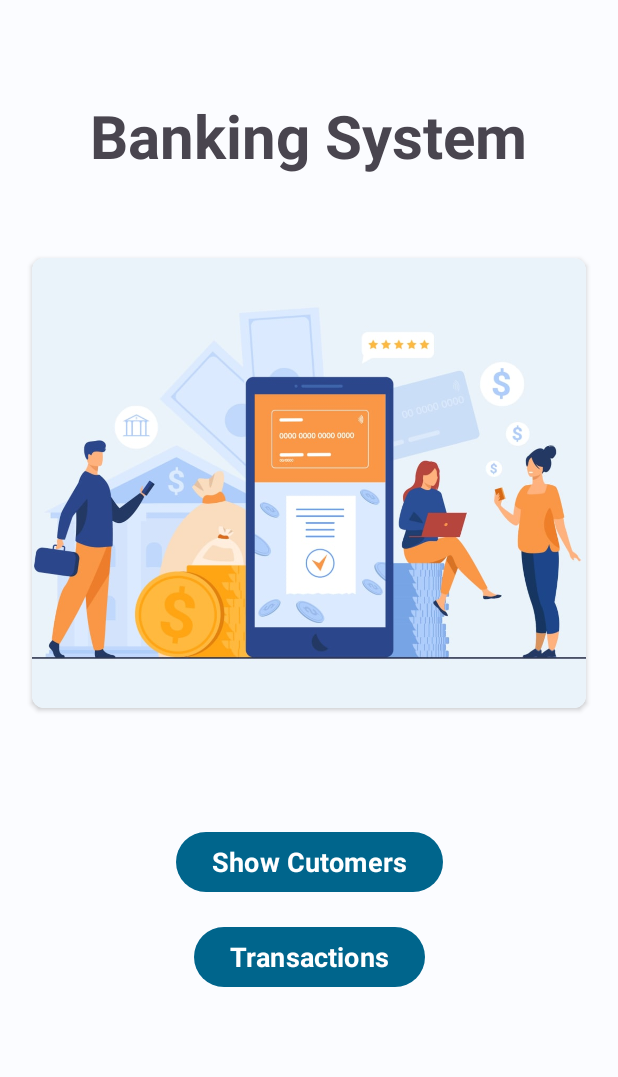
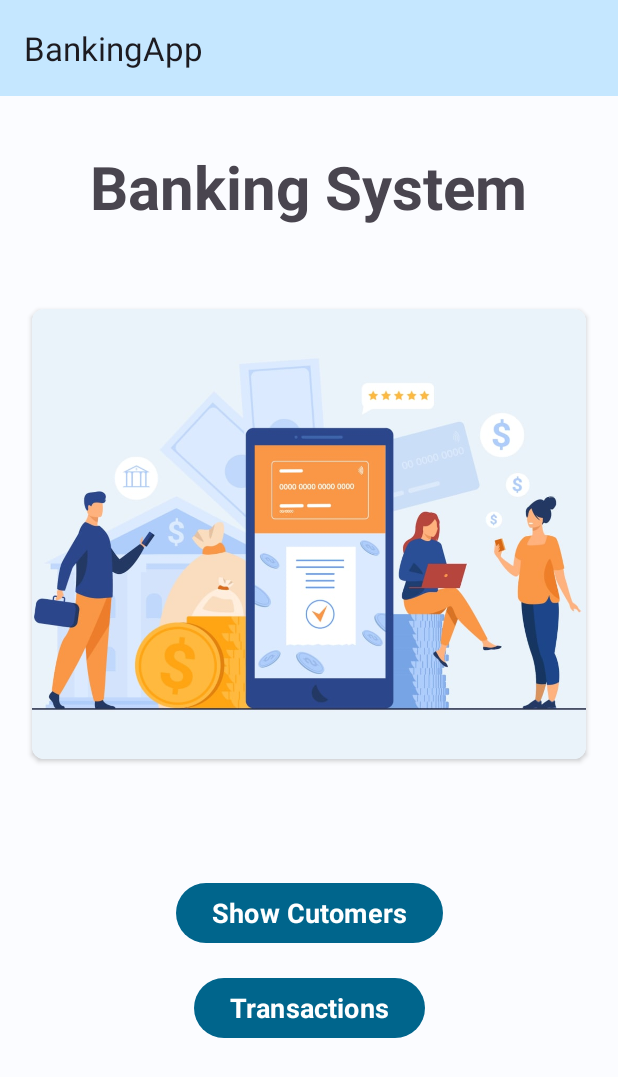
Before and after one commit to AstroAnasTariq/BankingApp, an Android app: the screen it shows after launch (MainActivity), on a phone screen of 412 x 824 dp. Shown: the top 1077 px of the screen. Run offline under Robolectric (Android 15) with nearby library versions, the light colour scheme and no system bars; Roboto replaces fonts that are not available here.

Commit message:
Added m3 AppBar

```diff
--- a/app/build.gradle
+++ b/app/build.gradle
@@ -44,7 +44,7 @@ dependencies {
 
     implementation 'androidx.core:core-ktx:1.9.0'
     implementation 'androidx.appcompat:appcompat:1.5.1'
-    implementation 'com.google.android.material:material:1.8.0-alpha02'
+    implementation 'com.google.android.material:material:1.7.0-rc01'
     implementation 'androidx.constraintlayout:constraintlayout:2.1.4'
 
     //ViewModel
--- a/app/src/main/java/com/astroanastariq/bankingapp/ui/MainActivity.kt
+++ b/app/src/main/java/com/astroanastariq/bankingapp/ui/MainActivity.kt
@@ -2,9 +2,7 @@ package com.astroanastariq.bankingapp.ui
 
 import android.os.Bundle
 import androidx.appcompat.app.AppCompatActivity
-import androidx.databinding.DataBindingUtil
 import androidx.navigation.fragment.NavHostFragment
-import com.astroanastariq.bankingapp.R
 import com.astroanastariq.bankingapp.databinding.ActivityMainBinding
 
 class MainActivity : AppCompatActivity() {
@@ -12,11 +10,12 @@ class MainActivity : AppCompatActivity() {
 
     override fun onCreate(savedInstanceState: Bundle?) {
         super.onCreate(savedInstanceState)
-
-        binding= DataBindingUtil.setContentView(this, R.layout.activity_main)
+        val binding = ActivityMainBinding.inflate(layoutInflater)
 
         binding.navHostFragmentContentMain
             .getFragment<NavHostFragment>().navController
+
+        setContentView(binding.root)
     }
 
     override fun onSupportNavigateUp(): Boolean {
--- a/app/src/main/res/layout/activity_main.xml
+++ b/app/src/main/res/layout/activity_main.xml
@@ -1,24 +1,31 @@
 <?xml version="1.0" encoding="utf-8"?>
-<layout xmlns:android="http://schemas.android.com/apk/res/android"
+<androidx.coordinatorlayout.widget.CoordinatorLayout xmlns:android="http://schemas.android.com/apk/res/android"
     xmlns:app="http://schemas.android.com/apk/res-auto"
-    xmlns:tools="http://schemas.android.com/tools">
-
-    <androidx.constraintlayout.widget.ConstraintLayout
+    xmlns:tools="http://schemas.android.com/tools"
     android:layout_width="match_parent"
     android:layout_height="match_parent"
+    android:fitsSystemWindows="true"
     tools:context=".ui.MainActivity">
+
+    <com.google.android.material.appbar.AppBarLayout
+        android:layout_width="match_parent"
+        android:layout_height="wrap_content"
+        android:fitsSystemWindows="true">
+
+        <com.google.android.material.appbar.MaterialToolbar
+            android:id="@+id/topAppBar"
+            android:layout_width="match_parent"
+            android:layout_height="?attr/actionBarSize"
+            app:title="@string/app_name"
+            android:background="@color/md_theme_dark_onPrimaryContainer" />
+    </com.google.android.material.appbar.AppBarLayout>
 
     <androidx.fragment.app.FragmentContainerView
         android:id="@+id/nav_host_fragment_content_main"
         android:name="androidx.navigation.fragment.NavHostFragment"
-            android:layout_width="0dp"
-            android:layout_height="0dp"
+        android:layout_width="match_parent"
+        android:layout_height="match_parent"
         app:defaultNavHost="true"
-            app:layout_constraintBottom_toBottomOf="parent"
-            app:layout_constraintEnd_toEndOf="parent"
-            app:layout_constraintStart_toStartOf="parent"
-            app:layout_constraintTop_toTopOf="parent"
         app:navGraph="@navigation/nav_graph" />
 
-    </androidx.constraintlayout.widget.ConstraintLayout>
-</layout>
+</androidx.coordinatorlayout.widget.CoordinatorLayout>
--- a/app/src/main/res/layout/fragment_home.xml
+++ b/app/src/main/res/layout/fragment_home.xml
@@ -24,7 +24,7 @@
             app:layout_constraintHorizontal_bias="0.496"
             app:layout_constraintStart_toStartOf="parent"
             app:layout_constraintTop_toTopOf="parent"
-            app:layout_constraintVertical_bias="0.07999998" />
+            app:layout_constraintVertical_bias="0.13" />
 
         <androidx.cardview.widget.CardView
             android:id="@+id/BankingPhoto"
```
Lines whose indentation alone changed are shown as unchanged.
